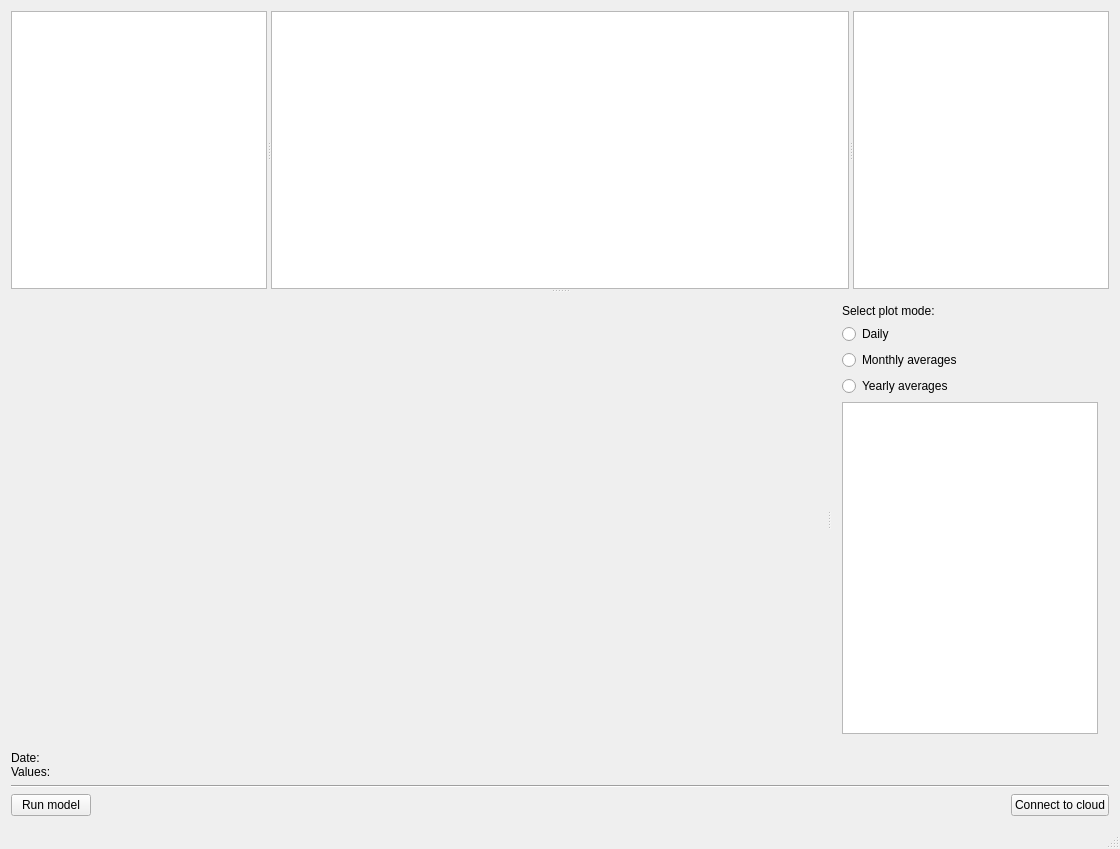
Before: the Qt Designer form mainwindow.ui in Lecheps/INCAView, drawn with Qt 5.
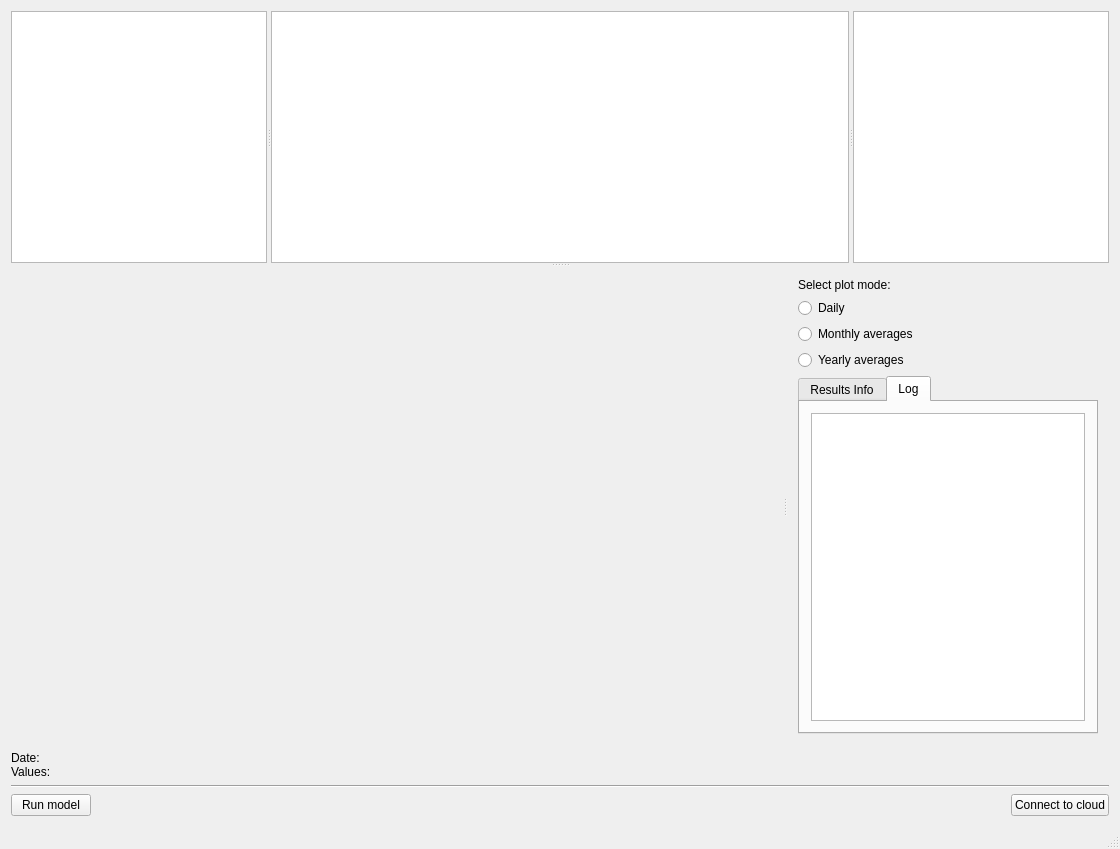
After: the same form once the commit is applied. Custom widgets are drawn as their Qt base class.

```diff
--- a/mainwindow.ui
+++ b/mainwindow.ui
@@ -112,7 +112,37 @@
             </widget>
            </item>
            <item>
-            <widget class="QTextBrowser" name="textResultsInfo"/>
+            <widget class="QTabWidget" name="tabWidget">
+             <property name="minimumSize">
+              <size>
+               <width>300</width>
+               <height>0</height>
+              </size>
+             </property>
+             <property name="currentIndex">
+              <number>1</number>
+             </property>
+             <widget class="QWidget" name="tabResultsInfo">
+              <attribute name="title">
+               <string>Results Info</string>
+              </attribute>
+              <layout class="QHBoxLayout" name="horizontalLayout">
+               <item>
+                <widget class="QTextBrowser" name="textResultsInfo"/>
+               </item>
+              </layout>
+             </widget>
+             <widget class="QWidget" name="tabLog">
+              <attribute name="title">
+               <string>Log</string>
+              </attribute>
+              <layout class="QHBoxLayout" name="horizontalLayout_2">
+               <item>
+                <widget class="QTextBrowser" name="textLog"/>
+               </item>
+              </layout>
+             </widget>
+            </widget>
            </item>
           </layout>
          </widget>
```
